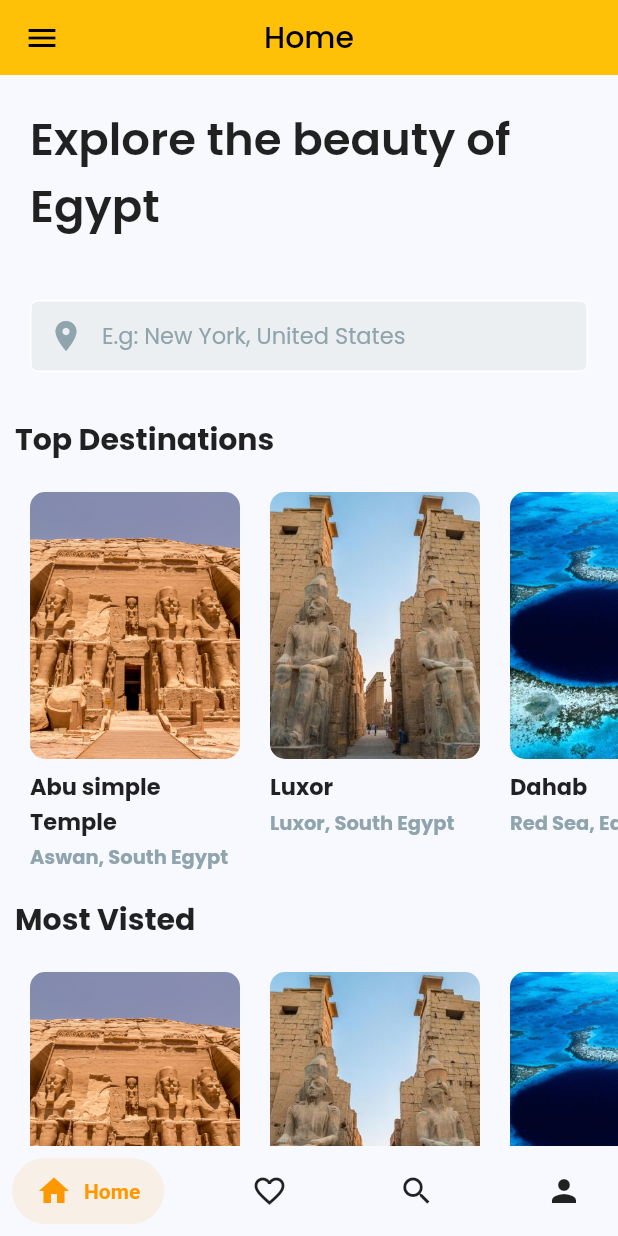
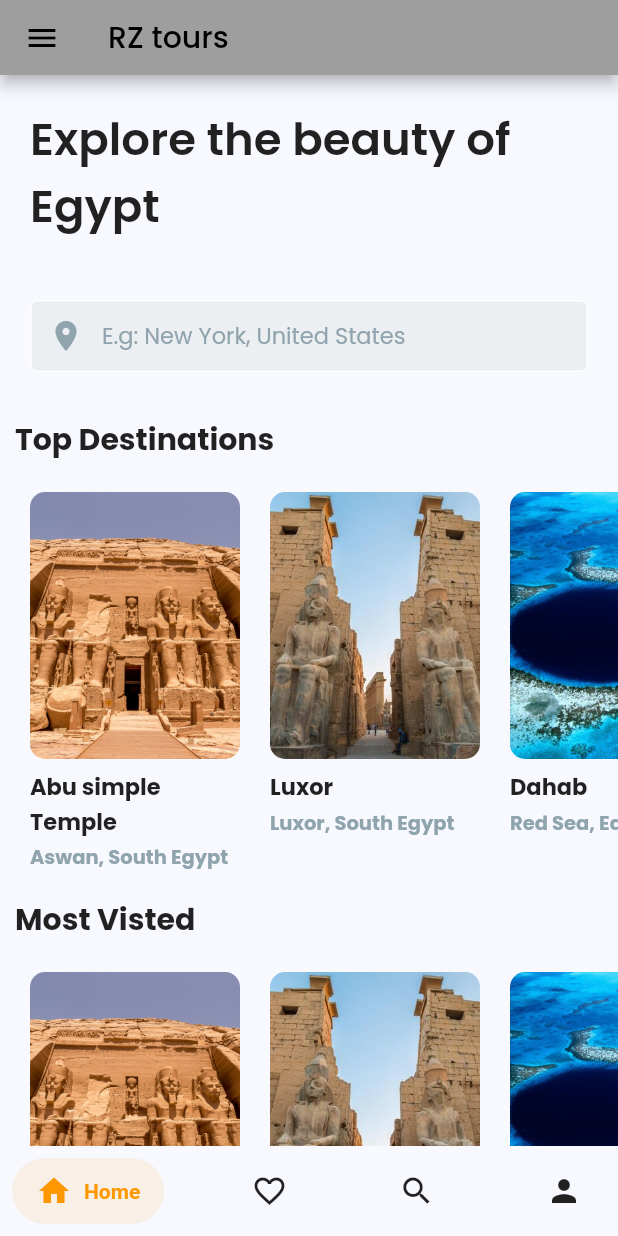
Before and after one commit to kareem337/RZ-tours-app, a Flutter app: the screen it shows after launch, on a phone screen of 412 x 824 dp. Run offline on Flutter 3.47's test engine with Material 2 defaults, Android fonts, the phone set to English and light mode, and no system bars; drawn by our look-alikes of salomon_bottom_bar; our stand-ins replace flutter_icons, flutter_screenutil, google_fonts.

Commit message:
update app_bar

```diff
--- a/rz_tours/lib/screens/cart_.dart
+++ b/rz_tours/lib/screens/cart_.dart
@@ -15,7 +15,7 @@ class _CartViewState extends State<CartView> {
     return Scaffold(
       appBar: PreferredSize(
         preferredSize: Size.fromHeight(50.0),
-        child: CustomAppBar('Home'),
+        child: CustomAppBar('Cart'),
       ),
       body: ListView(
         padding: const EdgeInsets.all(16.0),
--- a/rz_tours/lib/screens/home.dart
+++ b/rz_tours/lib/screens/home.dart
@@ -2,7 +2,7 @@ import 'package:flutter/material.dart';
 import 'package:rz_tours/screens/Trips_home.dart';
 import 'package:rz_tours/utils/helper.dart';
 import 'package:rz_tours/utils/places.dart';
-import 'package:rz_tours/widgets/custom_app_bar.dart';
+import 'package:rz_tours/widgets/app_bar.dart';
 import 'package:rz_tours/widgets/bottom_bar.dart';
 import 'package:rz_tours/widgets/drawer.dart';
 import 'package:rz_tours/widgets/horizontal_place_item.dart';
@@ -20,7 +20,7 @@ class Home extends StatelessWidget {
     return Scaffold(
       appBar: PreferredSize(
         preferredSize: Size.fromHeight(50.0),
-        child: CustomAppBar('Home'),
+        child: CustomAppBar('Home Page'),
       ),
       drawer: DrawerWidget(),
       bottomNavigationBar: BottomBar(),
--- a/rz_tours/lib/screens/product_view.dart
+++ b/rz_tours/lib/screens/product_view.dart
@@ -1,7 +1,7 @@
 import 'package:flutter/cupertino.dart';
 import 'package:flutter/material.dart';
 import 'package:rz_tours/screens/home.dart';
-import 'package:rz_tours/widgets/custom_app_bar.dart';
+import 'package:rz_tours/widgets/app_bar.dart';
 import 'package:rz_tours/widgets/drawer.dart';
 
 class CartScreen extends StatelessWidget {
--- /dev/null
+++ b/rz_tours/lib/widgets/app_bar.dart
@@ -0,0 +1,24 @@
+import 'package:flutter/cupertino.dart';
+import 'package:flutter/material.dart';
+import 'package:flutter/cupertino.dart';
+
+class CustomAppBar extends StatefulWidget implements PreferredSizeWidget {
+  CustomAppBar(String s, {Key? key})
+      : preferredSize = Size.fromHeight(60.0),
+        super(key: key);
+
+  @override
+  final Size preferredSize;
+
+  @override
+  _CustomAppBarState createState() => _CustomAppBarState();
+}
+
+class _CustomAppBarState extends State<CustomAppBar> {
+  @override
+  Widget build(BuildContext context) {
+    return AppBar(
+      title: Text('RZ tours'),
+    );
+  }
+}
```
